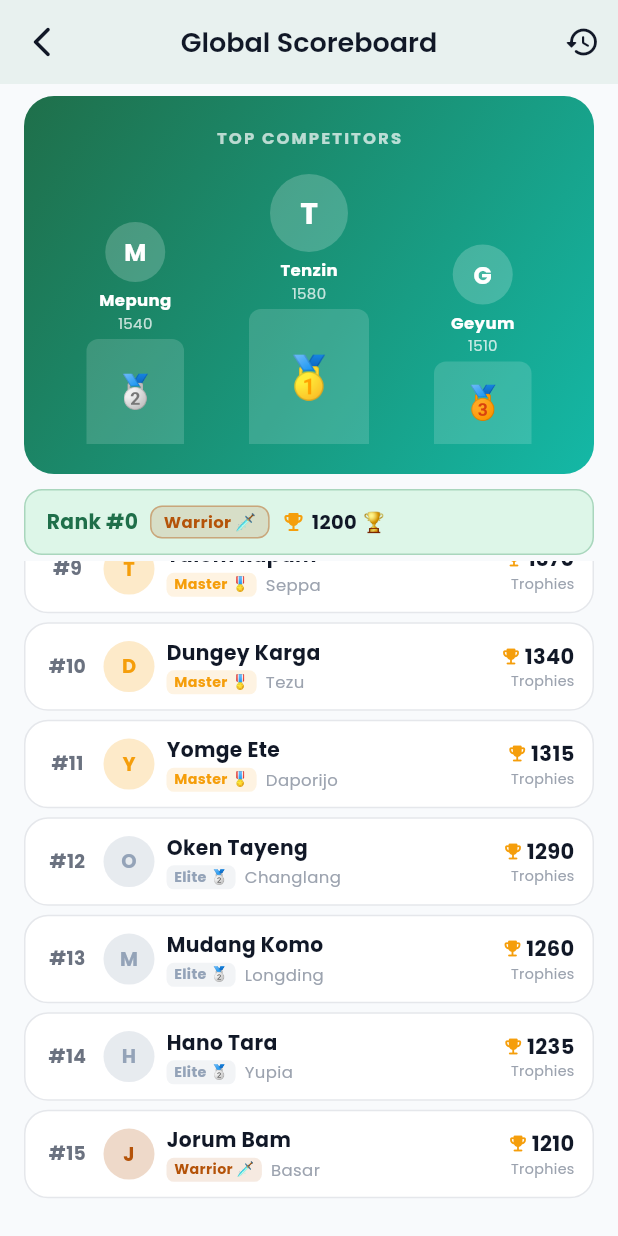
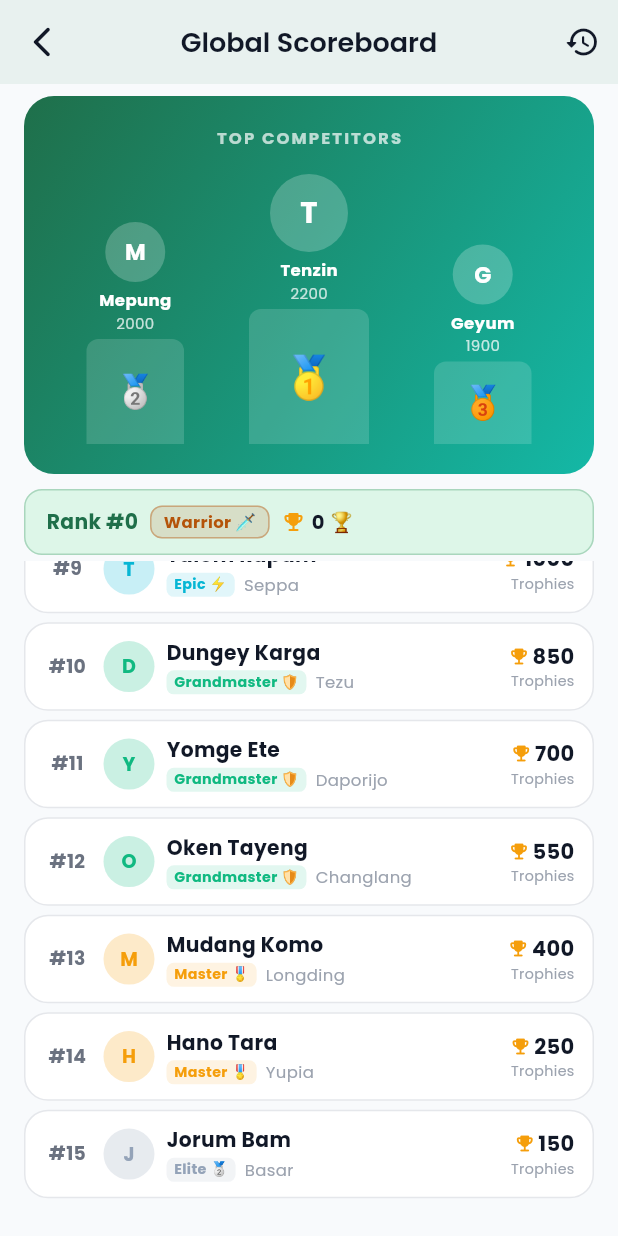
Before and after one commit to AnimeshBasak-14/arunachal_exam_app, a Flutter app: the ScoreboardScreen screen opened by its route, scrolled down 561 dp, on a phone screen of 412 x 824 dp. Run offline on Flutter 3.47's test engine with Material 3 defaults, Android fonts, the phone set to English and light mode, and no system bars; our stand-ins replace cloud_firestore, firebase_analytics, firebase_core, flutter_local_notifications, flutter_riverpod, flutter_secure_storage and 5 more; accounts and stored records are empty.

Commit message:
feat: profile images on scoreboard, 0-based rating & new MLBB rank tiers, Current Affairs RSS feed scraper replacing video card, system architecture cleanup, and GitHub branch maintenance

```diff
--- a/lib/core/services/storage_service.dart
+++ b/lib/core/services/storage_service.dart
@@ -40,7 +40,7 @@ class StorageService {
   String get userProfilePic =>
       _prefs.getString(_keyUserProfilePic) ?? 'avatar_green';
   String get userDob => _prefs.getString(_keyUserDob) ?? '2000-01-01';
-  int get userRating => _prefs.getInt(_keyUserRating) ?? 1200;
+  int get userRating => _prefs.getInt(_keyUserRating) ?? 0;
   String get userCity => _prefs.getString(_keyUserCity) ?? 'Itanagar';
 
   String _cleanKey(String? key) => (key ?? userEmail).trim().toLowerCase();
@@ -106,7 +106,7 @@ class StorageService {
           phone: map['phone'] as String? ?? '9876543210',
           profilePic: map['profilePic'] as String? ?? 'avatar_green',
           dob: map['dob'] as String? ?? '2000-01-01',
-          rating: (map['rating'] as num?)?.toInt() ?? 1200,
+          rating: (map['rating'] as num?)?.toInt() ?? 0,
           city: map['city'] as String? ?? 'Itanagar',
         );
       } catch (_) {}
@@ -136,7 +136,7 @@ class StorageService {
     required String password,
     required String name,
     String dob = '2000-01-01',
-    int rating = 1200,
+    int rating = 0,
     String city = 'Itanagar',
   }) async {
     final key = emailOrPhone.trim().toLowerCase();
@@ -180,7 +180,7 @@ class StorageService {
 
   int getRegisteredRating(String emailOrPhone) {
     final key = emailOrPhone.trim().toLowerCase();
-    return _prefs.getInt('reg_rating_$key') ?? 1200;
+    return _prefs.getInt('reg_rating_$key') ?? 0;
   }
 
   String getRegisteredCity(String emailOrPhone) {
--- a/lib/core/utils/rank_utils.dart
+++ b/lib/core/utils/rank_utils.dart
@@ -23,7 +23,7 @@ class RankUtils {
     RankTier(
       name: 'Mythical Glory',
       title: 'Mythical Glory 🌟',
-      minRating: 2000,
+      minRating: 3000,
       color: Color(0xFFFFD700),
       icon: Icons.workspace_premium_rounded,
       badgeText: 'GLORY',
@@ -31,7 +31,7 @@ class RankUtils {
     RankTier(
       name: 'Mythic',
       title: 'Mythic 👑',
-      minRating: 1750,
+      minRating: 2000,
       color: Color(0xFFEF4444),
       icon: Icons.military_tech_rounded,
       badgeText: 'MYTHIC',
@@ -39,7 +39,7 @@ class RankUtils {
     RankTier(
       name: 'Legend',
       title: 'Legend ⚔️',
-      minRating: 1600,
+      minRating: 1500,
       color: Color(0xFF8B5CF6),
       icon: Icons.shield_rounded,
       badgeText: 'LEGEND',
@@ -47,7 +47,7 @@ class RankUtils {
     RankTier(
       name: 'Epic',
       title: 'Epic ⚡',
-      minRating: 1500,
+      minRating: 1000,
       color: Color(0xFF06B6D4),
       icon: Icons.flash_on_rounded,
       badgeText: 'EPIC',
@@ -55,7 +55,7 @@ class RankUtils {
     RankTier(
       name: 'Grandmaster',
       title: 'Grandmaster 🛡️',
-      minRating: 1400,
+      minRating: 500,
       color: Color(0xFF10B981),
       icon: Icons.verified_user_rounded,
       badgeText: 'GM',
@@ -63,7 +63,7 @@ class RankUtils {
     RankTier(
       name: 'Master',
       title: 'Master 🎖️',
-      minRating: 1300,
+      minRating: 250,
       color: Color(0xFFF59E0B),
       icon: Icons.stars_rounded,
       badgeText: 'MASTER',
@@ -71,7 +71,7 @@ class RankUtils {
     RankTier(
       name: 'Elite',
       title: 'Elite 🥈',
-      minRating: 1230,
+      minRating: 100,
       color: Color(0xFF94A3B8),
       icon: Icons.military_tech_outlined,
       badgeText: 'ELITE',
--- a/lib/features/auth/viewmodel/auth_viewmodel.dart
+++ b/lib/features/auth/viewmodel/auth_viewmodel.dart
@@ -220,7 +220,7 @@ class AuthViewModel extends StateNotifier<AuthState> {
       phone: isPhone ? cleanInput : '',
       profilePic: 'avatar_green',
       dob: dob,
-      rating: 1200,
+      rating: 0,
       city: city,
     );
 
@@ -230,7 +230,7 @@ class AuthViewModel extends StateNotifier<AuthState> {
       password: password,
       name: name,
       dob: dob,
-      rating: 1200,
+      rating: 0,
       city: city,
     );
 
@@ -282,7 +282,7 @@ class AuthViewModel extends StateNotifier<AuthState> {
         phone: '',
         profilePic: 'avatar_gold',
         dob: '2000-01-01',
-        rating: 1200,
+        rating: 0,
         city: 'Itanagar',
       );
 
@@ -296,7 +296,7 @@ class AuthViewModel extends StateNotifier<AuthState> {
           password: securePassword,
           name: user.name,
           dob: user.dob,
-          rating: 1200,
+          rating: 0,
           city: 'Itanagar',
         );
       }
--- a/lib/features/home/view/scoreboard_screen.dart
+++ b/lib/features/home/view/scoreboard_screen.dart
@@ -1,4 +1,5 @@
 import 'package:flutter/material.dart';
+import 'dart:io';
 import 'package:flutter_riverpod/flutter_riverpod.dart';
 
 import 'package:go_router/go_router.dart';
@@ -14,91 +15,91 @@ final _mockCompetitors = [
   {
     'name': 'Tenzin Dorje',
     'email': 'tenzin@gmail.com',
-    'rating': 1580,
+    'rating': 2200,
     'state': 'Tawang'
   },
   {
     'name': 'Mepung Loyi',
     'email': 'mepung@gmail.com',
-    'rating': 1540,
+    'rating': 2000,
     'state': 'Itanagar'
   },
   {
     'name': 'Geyum Riba',
     'email': 'geyum@gmail.com',
-    'rating': 1510,
+    'rating': 1900,
     'state': 'Pasighat'
   },
   {
     'name': 'Chukhu Takia',
     'email': 'chukhu@gmail.com',
-    'rating': 1490,
+    'rating': 1750,
     'state': 'Naharlagun'
   },
   {
     'name': 'Nabam Riram',
     'email': 'nabam@gmail.com',
-    'rating': 1465,
+    'rating': 1600,
     'state': 'Ziro'
   },
   {
     'name': 'Koj Naro',
     'email': 'koj@gmail.com',
-    'rating': 1440,
+    'rating': 1450,
     'state': 'Along'
   },
   {
     'name': 'Bamang Tago',
     'email': 'bamang@gmail.com',
-    'rating': 1420,
+    'rating': 1300,
     'state': 'Bomdila'
   },
   {
     'name': 'Likha Pul',
     'email': 'likha@gmail.com',
-    'rating': 1395,
+    'rating': 1150,
     'state': 'Roing'
   },
   {
     'name': 'Talom Rupam',
     'email': 'talom@gmail.com',
-    'rating': 1370,
+    'rating': 1000,
     'state': 'Seppa'
   },
   {
     'name': 'Dungey Karga',
     'email': 'dungey@gmail.com',
-    'rating': 1340,
+    'rating': 850,
     'state': 'Tezu'
   },
   {
     'name': 'Yomge Ete',
     'email': 'yomge@gmail.com',
-    'rating': 1315,
+    'rating': 700,
     'state': 'Daporijo'
   },
   {
     'name': 'Oken Tayeng',
     'email': 'oken@gmail.com',
-    'rating': 1290,
+    'rating': 550,
     'state': 'Changlang'
   },
   {
     'name': 'Mudang Komo',
     'email': 'mudang@gmail.com',
-    'rating': 1260,
+    'rating': 400,
     'state': 'Longding'
   },
   {
     'name': 'Hano Tara',
     'email': 'hano@gmail.com',
-    'rating': 1235,
+    'rating': 250,
     'state': 'Yupia'
   },
   {
     'name': 'Jorum Bam',
     'email': 'jorum@gmail.com',
-    'rating': 1210,
+    'rating': 150,
     'state': 'Basar'
   },
 ];
@@ -118,7 +119,7 @@ final globalLeaderboardStreamProvider = StreamProvider<List<Map<String, dynamic>
       return {
         'name': data['name'] ?? 'Unknown',
         'email': data['email'] ?? '',
-        'rating': data['rating'] ?? 1200,
+        'rating': data['rating'] ?? 0,
         'state': data['city'] ?? 'Unknown',
       };
     }).toList();
@@ -141,7 +142,7 @@ class LeaderboardData {
 final leaderboardProvider = Provider.autoDispose<LeaderboardData>((ref) {
   final currentUser = ref.watch(authViewModelProvider).user;
   final userEmail = currentUser?.email ?? '';
-  final userRating = currentUser?.rating ?? 1200;
+  final userRating = currentUser?.rating ?? 0;
   final userName = currentUser?.name ?? 'You';
 
   final asyncLeaderboard = ref.watch(globalLeaderboardStreamProvider);
@@ -197,7 +198,7 @@ class ScoreboardScreen extends ConsumerWidget {
   @override
   Widget build(BuildContext context, WidgetRef ref) {
     final currentUser = ref.watch(authViewModelProvider).user;
-    final userRating = currentUser?.rating ?? 1200;
+    final userRating = currentUser?.rating ?? 0;
 
     final userTier = RankUtils.getTier(userRating);
 
@@ -380,19 +381,12 @@ class ScoreboardScreen extends ConsumerWidget {
                       ),
                       const SizedBox(width: 8),
                       // Avatar
-                      CircleAvatar(
+                      _buildAvatarWidget(
+                        entry['profilePic'] as String?,
+                        entry['name'] as String,
                         radius: 17,
-                        backgroundColor: isMe
-                            ? AppColors.primary
-                            : tier.color.withValues(alpha: 0.22),
-                        child: Text(
-                          (entry['name'] as String).substring(0, 1),
-                          style: TextStyle(
-                            fontWeight: FontWeight.bold,
-                            fontSize: 13,
-                            color: isMe ? Colors.white : tier.color,
-                          ),
-                        ),
+                        isMe: isMe,
+                        fallbackColor: tier.color,
                       ),
                       const SizedBox(width: 8),
                       // Name and State
@@ -484,22 +478,54 @@ class ScoreboardScreen extends ConsumerWidget {
     );
   }
 
+
+  Widget _buildAvatarWidget(String? profilePic, String name, {double radius = 17, bool isMe = false, Color fallbackColor = Colors.grey}) {
+    ImageProvider? imageProvider;
+    if (profilePic != null && profilePic.isNotEmpty) {
+      if (profilePic.startsWith('http://') || profilePic.startsWith('https://')) {
+        imageProvider = NetworkImage(profilePic);
+      } else if (profilePic.startsWith('/') || profilePic.startsWith('C:') || profilePic.startsWith('file:')) {
+        imageProvider = FileImage(File(profilePic));
+      } else if (profilePic.startsWith('assets/')) {
+        imageProvider = AssetImage(profilePic);
+      }
+    }
+
+    if (imageProvider != null) {
+      return CircleAvatar(
+        radius: radius,
+        backgroundColor: Colors.transparent,
+        backgroundImage: imageProvider,
+        onBackgroundImageError: (_, __) {},
+      );
+    }
+
+    return CircleAvatar(
+      radius: radius,
+      backgroundColor: isMe ? AppColors.primary : fallbackColor.withValues(alpha: 0.22),
+      child: Text(
+        name.isNotEmpty ? name.substring(0, 1).toUpperCase() : '?',
+        style: TextStyle(
+          fontWeight: FontWeight.bold,
+          fontSize: radius * 0.75,
+          color: isMe ? Colors.white : fallbackColor,
+        ),
+      ),
+    );
+  }
+
   Widget _buildPodiumEntry(
       Map<String, dynamic> entry, int rank, double height) {
     final isMe = entry['isMe'] == true;
     return Column(
       mainAxisAlignment: MainAxisAlignment.end,
       children: [
-        CircleAvatar(
+        _buildAvatarWidget(
+          entry['profilePic'] as String?,
+          entry['name'] as String,
           radius: rank == 1 ? 26 : 20,
-          backgroundColor: Colors.white.withValues(alpha: 0.2),
-          child: Text(
-            (entry['name'] as String).substring(0, 1),
-            style: TextStyle(
-                fontWeight: FontWeight.bold,
-                fontSize: rank == 1 ? 20 : 16,
-                color: Colors.white),
-          ),
+          isMe: isMe,
+          fallbackColor: Colors.white,
         ),
         const SizedBox(height: 4),
         Text(
--- a/lib/models/user_model.dart
+++ b/lib/models/user_model.dart
@@ -13,7 +13,7 @@ class UserModel {
     required this.phone,
     this.profilePic,
     this.dob = '2000-01-01',
-    this.rating = 1200,
+    this.rating = 0,
     this.city = '',
   });
 
```
Also changed, not shown: lib/core/services/current_affairs_service.dart (added, +108 -0 lines), lib/features/home/view/home_screen.dart (+106 -55 lines), 6 other files.
